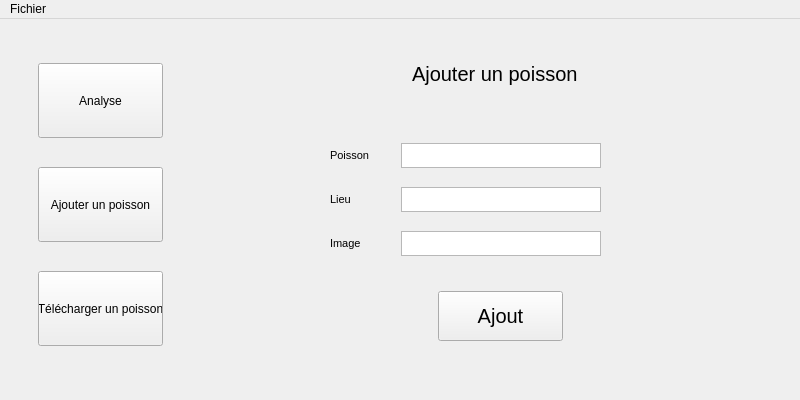
Old version of the form mainwindow.ui in the repository AlexTeixeira/fish-openrov.
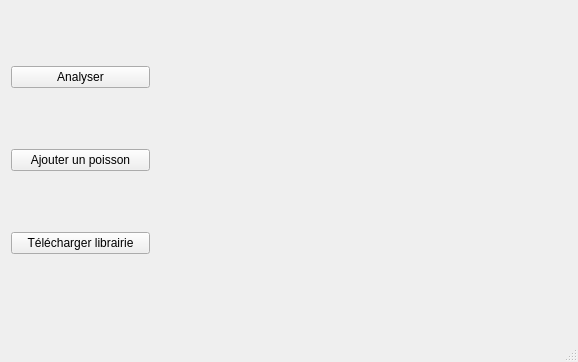
New version of the form. The open tabs and pages were chosen to show the change.

Commit message: Mise à jour UI

The edit to the form file:
```diff
--- a/mainwindow.ui
+++ b/mainwindow.ui
@@ -6,677 +6,70 @@
    <rect>
     <x>0</x>
     <y>0</y>
-    <width>800</width>
-    <height>400</height>
+    <width>578</width>
+    <height>362</height>
    </rect>
   </property>
-  <property name="sizePolicy">
-   <sizepolicy hsizetype="Fixed" vsizetype="Fixed">
-    <horstretch>0</horstretch>
-    <verstretch>0</verstretch>
-   </sizepolicy>
-  </property>
-  <property name="minimumSize">
-   <size>
-    <width>800</width>
-    <height>400</height>
-   </size>
-  </property>
-  <property name="maximumSize">
-   <size>
-    <width>800</width>
-    <height>400</height>
-   </size>
-  </property>
   <property name="windowTitle">
    <string>F.I.S.H</string>
   </property>
   <widget class="QWidget" name="centralWidget">
-   <property name="sizePolicy">
-    <sizepolicy hsizetype="Preferred" vsizetype="Preferred">
-     <horstretch>0</horstretch>
-     <verstretch>0</verstretch>
-    </sizepolicy>
-   </property>
-   <widget class="QWidget" name="sideWidget" native="true">
+   <widget class="QWidget" name="verticalLayoutWidget">
     <property name="geometry">
      <rect>
       <x>0</x>
       <y>0</y>
-      <width>200</width>
-      <height>375</height>
+      <width>161</width>
+      <height>321</height>
      </rect>
     </property>
-    <property name="sizePolicy">
-     <sizepolicy hsizetype="Fixed" vsizetype="Fixed">
-      <horstretch>0</horstretch>
-      <verstretch>0</verstretch>
-     </sizepolicy>
-    </property>
-    <property name="minimumSize">
-     <size>
-      <width>200</width>
-      <height>375</height>
-     </size>
-    </property>
-    <property name="maximumSize">
-     <size>
-      <width>200</width>
-      <height>375</height>
-     </size>
-    </property>
-    <widget class="QWidget" name="verticalLayoutWidget">
-     <property name="geometry">
-      <rect>
-       <x>10</x>
-       <y>10</y>
-       <width>181</width>
-       <height>351</height>
-      </rect>
-     </property>
-     <layout class="QGridLayout" name="gridLayout">
-      <item row="0" column="0">
-       <widget class="QPushButton" name="analyseButton">
-        <property name="minimumSize">
-         <size>
-          <width>125</width>
-          <height>75</height>
-         </size>
-        </property>
-        <property name="maximumSize">
-         <size>
-          <width>125</width>
-          <height>75</height>
-         </size>
-        </property>
-        <property name="text">
-         <string>Analyse</string>
-        </property>
-       </widget>
-      </item>
-      <item row="1" column="0">
-       <widget class="QPushButton" name="ajouterPoissonBoutton">
-        <property name="minimumSize">
-         <size>
-          <width>125</width>
-          <height>0</height>
-         </size>
-        </property>
-        <property name="maximumSize">
-         <size>
-          <width>125</width>
-          <height>75</height>
-         </size>
-        </property>
-        <property name="text">
-         <string>Ajouter un poisson</string>
-        </property>
-       </widget>
-      </item>
-      <item row="2" column="0">
-       <widget class="QPushButton" name="telechargerPoissonButton">
-        <property name="maximumSize">
-         <size>
-          <width>125</width>
-          <height>75</height>
-         </size>
-        </property>
-        <property name="text">
-         <string>Télécharger un poisson</string>
-        </property>
-       </widget>
-      </item>
-     </layout>
-    </widget>
+    <layout class="QVBoxLayout" name="menu">
+     <item>
+      <widget class="QPushButton" name="btn_analyser">
+       <property name="cursor">
+        <cursorShape>PointingHandCursor</cursorShape>
+       </property>
+       <property name="text">
+        <string>Analyser</string>
+       </property>
+      </widget>
+     </item>
+     <item>
+      <widget class="QPushButton" name="btn_ajoutPoisson">
+       <property name="cursor">
+        <cursorShape>PointingHandCursor</cursorShape>
+       </property>
+       <property name="text">
+        <string>Ajouter un poisson</string>
+       </property>
+      </widget>
+     </item>
+     <item>
+      <widget class="QPushButton" name="btn_telechargerPoisson">
+       <property name="cursor">
+        <cursorShape>PointingHandCursor</cursorShape>
+       </property>
+       <property name="text">
+        <string>Télécharger librairie</string>
+       </property>
+      </widget>
+     </item>
+    </layout>
    </widget>
-   <widget class="QStackedWidget" name="mainWidget">
+   <widget class="QWidget" name="formLayoutWidget">
     <property name="geometry">
      <rect>
-      <x>200</x>
-      <y>0</y>
-      <width>600</width>
-      <height>375</height>
+      <x>170</x>
+      <y>20</y>
+      <width>391</width>
+      <height>301</height>
      </rect>
     </property>
-    <property name="sizePolicy">
-     <sizepolicy hsizetype="Fixed" vsizetype="Fixed">
-      <horstretch>0</horstretch>
-      <verstretch>0</verstretch>
-     </sizepolicy>
-    </property>
-    <property name="minimumSize">
-     <size>
-      <width>600</width>
-      <height>375</height>
-     </size>
-    </property>
-    <property name="maximumSize">
-     <size>
-      <width>600</width>
-      <height>375</height>
-     </size>
-    </property>
-    <widget class="QWidget" name="analyseWidget">
-     <property name="sizePolicy">
-      <sizepolicy hsizetype="Preferred" vsizetype="Preferred">
-       <horstretch>0</horstretch>
-       <verstretch>0</verstretch>
-      </sizepolicy>
+    <layout class="QFormLayout" name="layoutContenu">
+     <property name="fieldGrowthPolicy">
+      <enum>QFormLayout::AllNonFixedFieldsGrow</enum>
      </property>
-     <property name="minimumSize">
-      <size>
-       <width>600</width>
-       <height>375</height>
-      </size>
-     </property>
-     <widget class="QPushButton" name="pushButton">
-      <property name="geometry">
-       <rect>
-        <x>238</x>
-        <y>272</y>
-        <width>125</width>
-        <height>50</height>
-       </rect>
-      </property>
-      <property name="minimumSize">
-       <size>
-        <width>125</width>
-        <height>50</height>
-       </size>
-      </property>
-      <property name="maximumSize">
-       <size>
-        <width>125</width>
-        <height>50</height>
-       </size>
-      </property>
-      <property name="font">
-       <font>
-        <pointsize>15</pointsize>
-       </font>
-      </property>
-      <property name="text">
-       <string>Analyser</string>
-      </property>
-     </widget>
-     <widget class="QWidget" name="formLayoutWidget">
-      <property name="geometry">
-       <rect>
-        <x>10</x>
-        <y>99</y>
-        <width>571</width>
-        <height>166</height>
-       </rect>
-      </property>
-      <layout class="QFormLayout" name="analyseLayout">
-       <property name="leftMargin">
-        <number>120</number>
-       </property>
-       <item row="0" column="0">
-        <widget class="QLabel" name="nomLabel">
-         <property name="minimumSize">
-          <size>
-           <width>0</width>
-           <height>25</height>
-          </size>
-         </property>
-         <property name="text">
-          <string>Nom</string>
-         </property>
-        </widget>
-       </item>
-       <item row="0" column="1">
-        <widget class="QTextBrowser" name="nomTextBrowser">
-         <property name="maximumSize">
-          <size>
-           <width>201</width>
-           <height>25</height>
-          </size>
-         </property>
-        </widget>
-       </item>
-       <item row="2" column="0">
-        <widget class="QLabel" name="dateLabel">
-         <property name="minimumSize">
-          <size>
-           <width>0</width>
-           <height>25</height>
-          </size>
-         </property>
-         <property name="text">
-          <string>Date</string>
-         </property>
-        </widget>
-       </item>
-       <item row="3" column="0">
-        <widget class="QLabel" name="lieuLabel">
-         <property name="minimumSize">
-          <size>
-           <width>0</width>
-           <height>25</height>
-          </size>
-         </property>
-         <property name="text">
-          <string>Lieu</string>
-         </property>
-        </widget>
-       </item>
-       <item row="4" column="0">
-        <widget class="QLabel" name="imageLabel">
-         <property name="minimumSize">
-          <size>
-           <width>0</width>
-           <height>25</height>
-          </size>
-         </property>
-         <property name="text">
-          <string>Vidéo/Images</string>
-         </property>
-        </widget>
-       </item>
-       <item row="2" column="1">
-        <widget class="QTextBrowser" name="dateTextBrowser">
-         <property name="minimumSize">
-          <size>
-           <width>0</width>
-           <height>25</height>
-          </size>
-         </property>
-         <property name="maximumSize">
-          <size>
-           <width>200</width>
-           <height>25</height>
-          </size>
-         </property>
-        </widget>
-       </item>
-       <item row="3" column="1">
-        <widget class="QTextBrowser" name="lieuTextBrowser">
-         <property name="maximumSize">
-          <size>
-           <width>200</width>
-           <height>25</height>
-          </size>
-         </property>
-        </widget>
-       </item>
-       <item row="4" column="1">
-        <widget class="QTextBrowser" name="upload">
-         <property name="maximumSize">
-          <size>
-           <width>200</width>
-           <height>25</height>
-          </size>
-         </property>
-        </widget>
-       </item>
-       <item row="5" column="1">
-        <widget class="QPushButton" name="analyseParcourir">
-         <property name="maximumSize">
-          <size>
-           <width>200</width>
-           <height>16777215</height>
-          </size>
-         </property>
-         <property name="text">
-          <string>Parcourir</string>
-         </property>
-        </widget>
-       </item>
-      </layout>
-     </widget>
-     <widget class="QLabel" name="analyseLabel">
-      <property name="geometry">
-       <rect>
-        <x>238</x>
-        <y>30</y>
-        <width>125</width>
-        <height>50</height>
-       </rect>
-      </property>
-      <property name="font">
-       <font>
-        <pointsize>15</pointsize>
-       </font>
-      </property>
-      <property name="text">
-       <string>Analyse</string>
-      </property>
-      <property name="alignment">
-       <set>Qt::AlignCenter</set>
-      </property>
-     </widget>
-    </widget>
-    <widget class="QWidget" name="ajoutPoissonWidget">
-     <property name="minimumSize">
-      <size>
-       <width>600</width>
-       <height>375</height>
-      </size>
-     </property>
-     <property name="font">
-      <font>
-       <pointsize>15</pointsize>
-      </font>
-     </property>
-     <widget class="QWidget" name="formLayoutWidget_2">
-      <property name="geometry">
-       <rect>
-        <x>10</x>
-        <y>100</y>
-        <width>561</width>
-        <height>161</height>
-       </rect>
-      </property>
-      <layout class="QFormLayout" name="ajoutPoissonLayout">
-       <property name="leftMargin">
-        <number>120</number>
-       </property>
-       <item row="0" column="0">
-        <widget class="QLabel" name="ajoutPoissonPoissonLabel">
-         <property name="minimumSize">
-          <size>
-           <width>65</width>
-           <height>25</height>
-          </size>
-         </property>
-         <property name="maximumSize">
-          <size>
-           <width>65</width>
-           <height>25</height>
-          </size>
-         </property>
-         <property name="font">
-          <font>
-           <pointsize>8</pointsize>
-          </font>
-         </property>
-         <property name="text">
-          <string>Poisson</string>
-         </property>
-        </widget>
-       </item>
-       <item row="1" column="0">
-        <widget class="QLabel" name="ajoutePoissonLieuLabel">
-         <property name="minimumSize">
-          <size>
-           <width>65</width>
-           <height>25</height>
-          </size>
-         </property>
-         <property name="maximumSize">
-          <size>
-           <width>65</width>
-           <height>25</height>
-          </size>
-         </property>
-         <property name="font">
-          <font>
-           <pointsize>8</pointsize>
-          </font>
-         </property>
-         <property name="text">
-          <string>Lieu</string>
-         </property>
-        </widget>
-       </item>
-       <item row="2" column="0">
-        <widget class="QLabel" name="ajoutPoissonImageLabel">
-         <property name="minimumSize">
-          <size>
-           <width>65</width>
-           <height>25</height>
-          </size>
-         </property>
-         <property name="maximumSize">
-          <size>
-           <width>65</width>
-           <height>25</height>
-          </size>
-         </property>
-         <property name="font">
-          <font>
-           <pointsize>8</pointsize>
-          </font>
-         </property>
-         <property name="text">
-          <string>Image</string>
-         </property>
-        </widget>
-       </item>
-       <item row="0" column="1">
-        <widget class="QTextBrowser" name="ajoutPoissonPoissonText">
-         <property name="minimumSize">
-          <size>
-           <width>200</width>
-           <height>25</height>
-          </size>
-         </property>
-         <property name="maximumSize">
-          <size>
-           <width>200</width>
-           <height>25</height>
-          </size>
-         </property>
-         <property name="font">
-          <font>
-           <pointsize>8</pointsize>
-          </font>
-         </property>
-        </widget>
-       </item>
-       <item row="1" column="1">
-        <widget class="QTextBrowser" name="ajoutPoissonLieuText">
-         <property name="minimumSize">
-          <size>
-           <width>0</width>
-           <height>25</height>
-          </size>
-         </property>
-         <property name="maximumSize">
-          <size>
-           <width>200</width>
-           <height>25</height>
-          </size>
-         </property>
-         <property name="font">
-          <font>
-           <pointsize>8</pointsize>
-          </font>
-         </property>
-        </widget>
-       </item>
-       <item row="2" column="1">
-        <widget class="QTextBrowser" name="ajoutPoissonImageText">
-         <property name="minimumSize">
-          <size>
-           <width>0</width>
-           <height>25</height>
-          </size>
-         </property>
-         <property name="maximumSize">
-          <size>
-           <width>200</width>
-           <height>25</height>
-          </size>
-         </property>
-         <property name="font">
-          <font>
-           <pointsize>8</pointsize>
-          </font>
-         </property>
-        </widget>
-       </item>
-      </layout>
-     </widget>
-     <widget class="QLabel" name="ajoutPoissonLabel">
-      <property name="geometry">
-       <rect>
-        <x>212</x>
-        <y>30</y>
-        <width>175</width>
-        <height>50</height>
-       </rect>
-      </property>
-      <property name="text">
-       <string>Ajouter un poisson</string>
-      </property>
-     </widget>
-     <widget class="QPushButton" name="ajoutPoissonButton">
-      <property name="geometry">
-       <rect>
-        <x>238</x>
-        <y>272</y>
-        <width>125</width>
-        <height>50</height>
-       </rect>
-      </property>
-      <property name="minimumSize">
-       <size>
-        <width>125</width>
-        <height>50</height>
-       </size>
-      </property>
-      <property name="maximumSize">
-       <size>
-        <width>125</width>
-        <height>50</height>
-       </size>
-      </property>
-      <property name="text">
-       <string>Ajout</string>
-      </property>
-     </widget>
-    </widget>
-    <widget class="QWidget" name="telechargementPoissonWidget">
-     <property name="minimumSize">
-      <size>
-       <width>600</width>
-       <height>375</height>
-      </size>
-     </property>
-     <widget class="QWidget" name="formLayoutWidget_3">
-      <property name="geometry">
-       <rect>
-        <x>10</x>
-        <y>110</y>
-        <width>561</width>
-        <height>161</height>
-       </rect>
-      </property>
-      <layout class="QFormLayout" name="ajoutPoissonLayout_2">
-       <property name="leftMargin">
-        <number>120</number>
-       </property>
-       <item row="0" column="0">
-        <widget class="QLabel" name="telechargerPoissonLieuLabel">
-         <property name="minimumSize">
-          <size>
-           <width>65</width>
-           <height>25</height>
-          </size>
-         </property>
-         <property name="maximumSize">
-          <size>
-           <width>65</width>
-           <height>25</height>
-          </size>
-         </property>
-         <property name="font">
-          <font>
-           <pointsize>8</pointsize>
-          </font>
-         </property>
-         <property name="text">
-          <string>Poisson</string>
-         </property>
-        </widget>
-       </item>
-       <item row="0" column="1">
-        <widget class="QTextBrowser" name="telechargerPoissonLieuText">
-         <property name="minimumSize">
-          <size>
-           <width>200</width>
-           <height>25</height>
-          </size>
-         </property>
-         <property name="maximumSize">
-          <size>
-           <width>200</width>
-           <height>25</height>
-          </size>
-         </property>
-         <property name="font">
-          <font>
-           <pointsize>8</pointsize>
-          </font>
-         </property>
-        </widget>
-       </item>
-       <item row="1" column="1">
-        <widget class="QPushButton" name="ajoutPoissonParcourir">
-         <property name="maximumSize">
-          <size>
-           <width>200</width>
-           <height>16777215</height>
-          </size>
-         </property>
-         <property name="text">
-          <string>Parcourir</string>
-         </property>
-        </widget>
-       </item>
-      </layout>
-     </widget>
-     <widget class="QLabel" name="ajoutPoissonLabel_2">
-      <property name="geometry">
-       <rect>
-        <x>220</x>
-        <y>50</y>
-        <width>175</width>
-        <height>50</height>
-       </rect>
-      </property>
-      <property name="font">
-       <font>
-        <pointsize>15</pointsize>
-       </font>
-      </property>
-      <property name="text">
-       <string>Ajouter un poisson</string>
-      </property>
-     </widget>
-     <widget class="QPushButton" name="pushButton_2">
-      <property name="geometry">
-       <rect>
-        <x>238</x>
-        <y>272</y>
-        <width>125</width>
-        <height>50</height>
-       </rect>
-      </property>
-      <property name="minimumSize">
-       <size>
-        <width>125</width>
-        <height>50</height>
-       </size>
-      </property>
-      <property name="maximumSize">
-       <size>
-        <width>125</width>
-        <height>50</height>
-       </size>
-      </property>
-      <property name="font">
-       <font>
-        <pointsize>15</pointsize>
-       </font>
-      </property>
-      <property name="text">
-       <string>Télécharger</string>
-      </property>
-     </widget>
-    </widget>
+    </layout>
    </widget>
    <zorder>mainWidget</zorder>
    <zorder>sideWidget</zorder>
@@ -686,17 +79,12 @@
     <rect>
      <x>0</x>
      <y>0</y>
-     <width>800</width>
+     <width>578</width>
      <height>21</height>
     </rect>
    </property>
-   <widget class="QMenu" name="menuFILES">
-    <property name="title">
-     <string>Fichier</string>
-    </property>
-   </widget>
-   <addaction name="menuFILES"/>
   </widget>
+  <widget class="QStatusBar" name="statusBar"/>
  </widget>
  <layoutdefault spacing="6" margin="11"/>
  <resources/>
```
Left out of the diff: 6 changed lines with no effect on the pictures. The commit also changes 2 other files.
